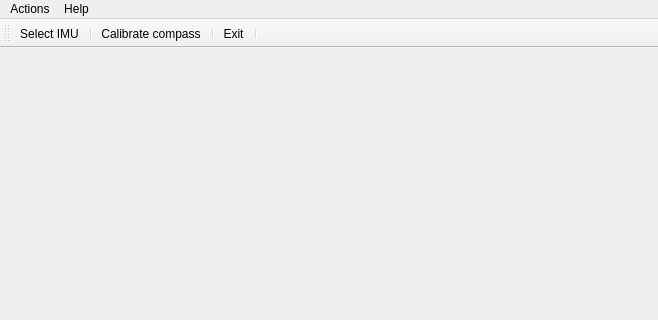
Old version of the form RTIMULibDemo/RTIMULibDemo.ui in the repository jeskesen/i2c_imu; both pictures show x 0 to 658 and y 0 to 320 of the 658 by 562 pixel window.
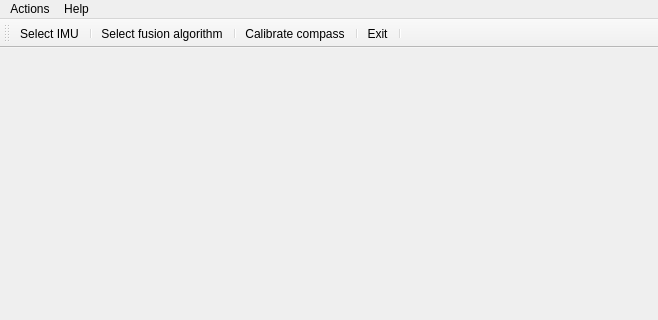
New version of the form.

Commit message: Added RTQF optimized quaternion fusion filter

The edit to the form file:
```diff
--- a/RTIMULibDemo/RTIMULibDemo.ui
+++ b/RTIMULibDemo/RTIMULibDemo.ui
@@ -67,6 +67,8 @@
    </attribute>
    <addaction name="actionSelectIMU"/>
    <addaction name="separator"/>
+   <addaction name="actionSelectFusionAlgorithm"/>
+   <addaction name="separator"/>
    <addaction name="actionCalibrateCompass"/>
    <addaction name="separator"/>
    <addaction name="actionExit"/>
@@ -174,6 +176,11 @@
     <string>Select IMU</string>
    </property>
   </action>
+  <action name="actionSelectFusionAlgorithm">
+   <property name="text">
+    <string>Select fusion algorithm</string>
+   </property>
+  </action>
  </widget>
  <layoutdefault spacing="6" margin="11"/>
  <resources/>
```
Left out of the diff: 1 changed line with no effect on the pictures. The commit also changes 19 other files.
